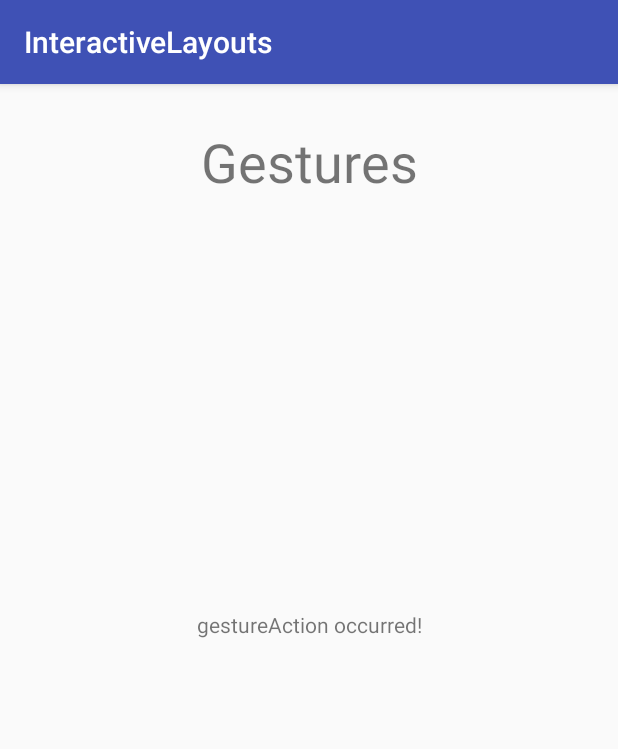
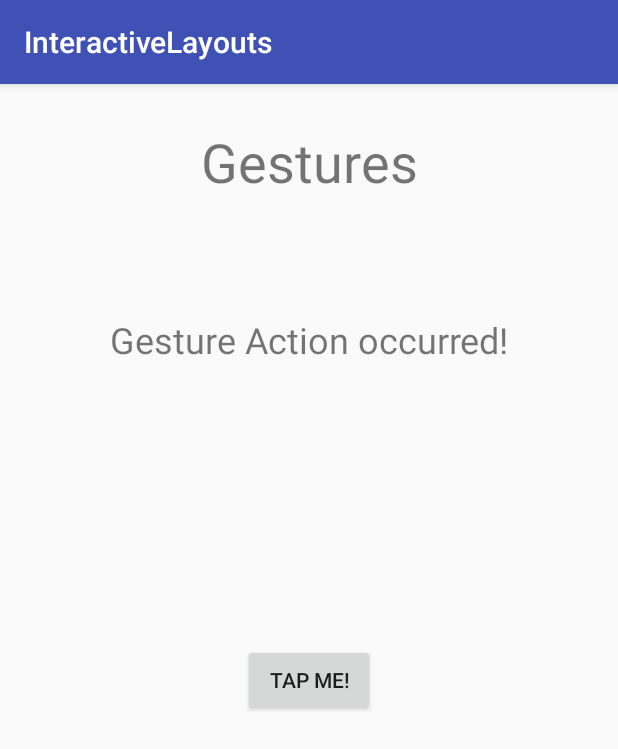
Before and after one commit to ZainPain/Android-Development, an Android app: the Gestures screen opened directly, with no data from a screen before it, on a phone screen of 412 x 824 dp. Shown: the top 749 px of the screen. Run offline under Robolectric (Android 15) with nearby library versions, the phone set to English and light mode, and no system bars.

Commit message:
button and scrolling can change text

```diff
--- a/InteractiveLayouts/app/src/main/res/layout/activity_gestures.xml
+++ b/InteractiveLayouts/app/src/main/res/layout/activity_gestures.xml
@@ -27,8 +27,24 @@
         android:layout_marginBottom="132dp"
         android:layout_marginTop="8dp"
         android:text="@string/gestureAction"
+        android:textSize="24sp"
+        app:layout_constraintBottom_toBottomOf="parent"
+        app:layout_constraintEnd_toEndOf="parent"
+        app:layout_constraintHorizontal_bias="0.503"
+        app:layout_constraintStart_toStartOf="parent"
+        app:layout_constraintTop_toBottomOf="@+id/gestureTitleTextView"
+        app:layout_constraintVertical_bias="0.135" />
+
+    <Button
+        android:id="@+id/gestureButton"
+        android:layout_width="wrap_content"
+        android:layout_height="wrap_content"
+        android:layout_marginBottom="8dp"
+        android:layout_marginTop="8dp"
+        android:text="@string/gestureButton"
         app:layout_constraintBottom_toBottomOf="parent"
         app:layout_constraintEnd_toEndOf="parent"
         app:layout_constraintStart_toStartOf="parent"
-        app:layout_constraintTop_toBottomOf="@+id/gestureTitleTextView" />
+        app:layout_constraintTop_toBottomOf="@+id/gestureActionTextView"
+        app:layout_constraintVertical_bias="0.346" />
 </android.support.constraint.ConstraintLayout>
--- a/InteractiveLayouts/app/src/main/res/values/strings.xml
+++ b/InteractiveLayouts/app/src/main/res/values/strings.xml
@@ -4,5 +4,6 @@
     <string name="textViewButton"> Click Me! </string>
     <string name="largeText"> Text </string>
     <string name="gestureTitle">Gestures</string>
-    <string name="gestureAction">gestureAction occurred!</string>
+    <string name="gestureAction">Gesture Action occurred!</string>
+    <string name="gestureButton">Tap me!</string>
 </resources>
```
Also changed, not shown: InteractiveLayouts/app/src/main/java/com/example/zain/interactivelayouts/Gestures.java (+18 -7 lines).
